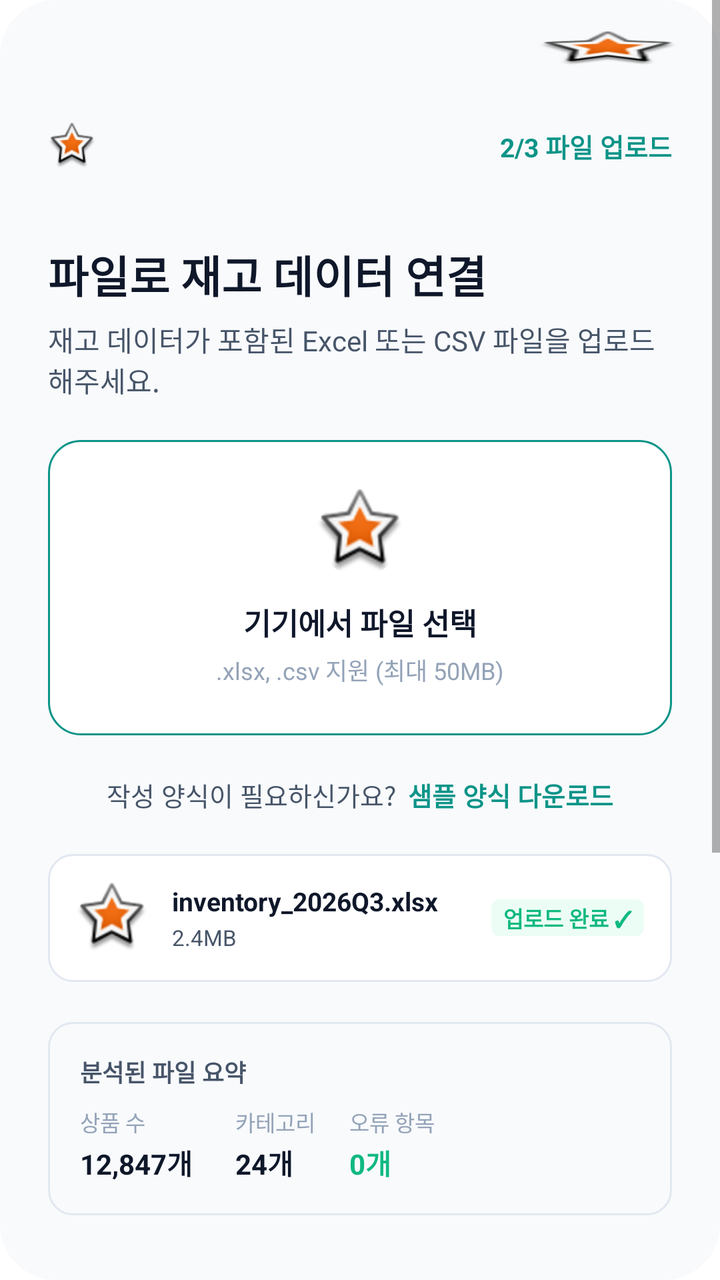
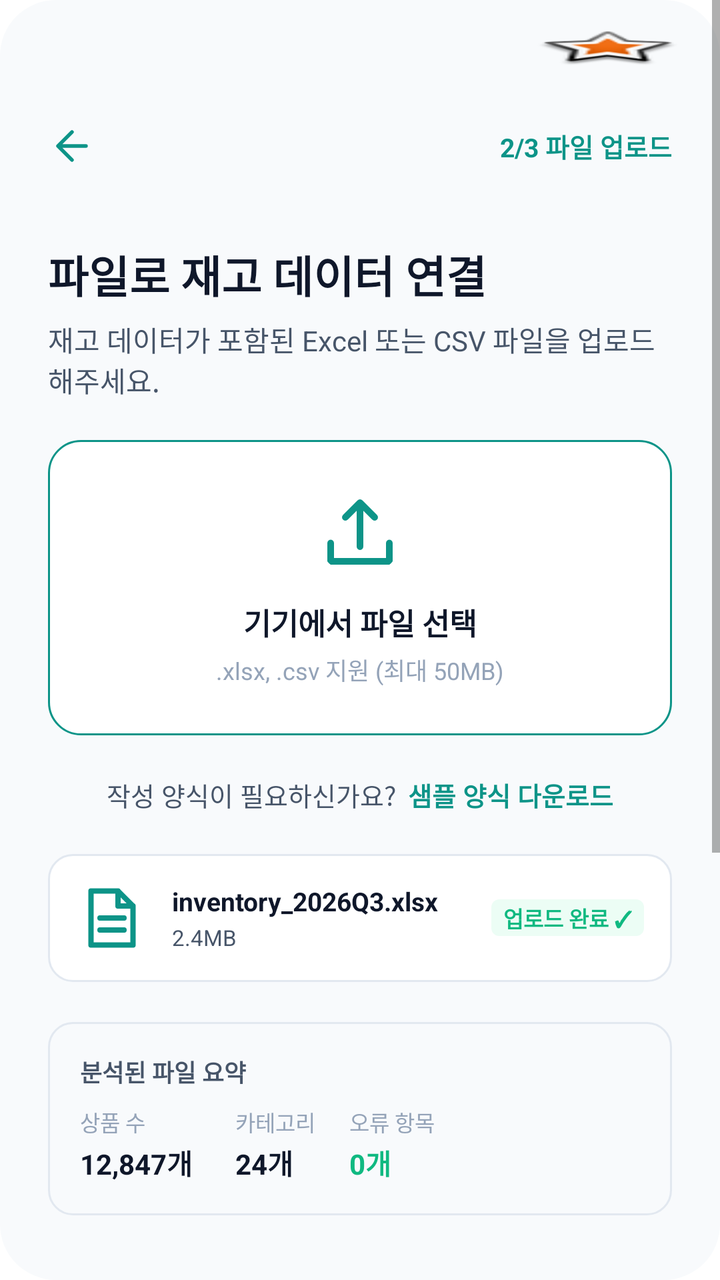

An Android layout rendered at two revisions. The XML below is the earlier revision; the diff shows what the commit changed to produce the second picture.
<!-- AndroidManifest.xml: application theme Theme.MaterialComponents.DayNight.NoActionBar -->
<!-- res/layout/activity_file_upload.xml -->
<LinearLayout 
	xmlns:android="http://schemas.android.com/apk/res/android"
	xmlns:tools="http://schemas.android.com/tools"
	xmlns:app="http://schemas.android.com/apk/res-auto"
	android:background="#FFFFFF"
	android:orientation="vertical"
	android:layout_width="match_parent"
	android:layout_height="match_parent">
	<ScrollView 
		android:id="@+id/ryd76mtaxdfl"
		android:layout_width="match_parent"
		android:layout_height="wrap_content"
		android:layout_weight="1"
		android:background="@drawable/cr28bf8fafc">
		<LinearLayout
			android:layout_width="match_parent"
			android:layout_height="match_parent"
			android:orientation="vertical">
			<LinearLayout
				android:id="@+id/r0pklvk5em4n"
				android:layout_width="match_parent"
				android:layout_height="wrap_content"
				android:layout_marginBottom="226dp"
				android:orientation="vertical">
				<LinearLayout
					android:id="@+id/r5h08c6elrol"
					android:layout_width="match_parent"
					android:layout_height="wrap_content"
					android:gravity="center_vertical"
					android:paddingVertical="15dp"
					android:paddingHorizontal="20dp"
					android:orientation="horizontal">
					<TextView
						android:id="@+id/rwu0qy9c2d2"
						android:textColor="#0F172A"
						android:textSize="14sp"
						android:textStyle="bold"
						android:layout_height="wrap_content"
						android:layout_width="wrap_content"
						android:text=""
					/>
					<View
						android:layout_width="0dp"
						android:layout_height="0dp"
						android:layout_weight="1"
					 />
					<ImageView
						android:id="@+id/r84rxy9d98ma"
						android:layout_width="72dp"
						android:layout_height="18dp"
						android:src="@android:drawable/star_big_on"
						android:scaleType="fitXY"
					/>
				</LinearLayout>
				<LinearLayout
					android:id="@+id/r3xunb3616mw"
					android:layout_width="match_parent"
					android:layout_height="wrap_content"
					android:gravity="center_vertical"
					android:paddingVertical="12dp"
					android:paddingHorizontal="24dp"
					android:orientation="horizontal">
					<ImageView
						android:id="@+id/r0thmbwfj7ef"
						android:layout_width="24dp"
						android:layout_height="24dp"
						android:src="@android:drawable/star_big_on"
						android:scaleType="fitXY"
					/>
					<View
						android:layout_width="0dp"
						android:layout_height="0dp"
						android:layout_weight="1"
					 />
					<TextView
						android:id="@+id/rts5iydv4j5"
						android:textColor="#0D9488"
						android:textSize="13sp"
						android:textStyle="bold"
						android:layout_height="wrap_content"
						android:layout_width="wrap_content"
						android:text="2/3 파일 업로드"
					/>
				</LinearLayout>
				<LinearLayout
					android:id="@+id/rw1ujuspbjk"
					android:layout_width="match_parent"
					android:layout_height="wrap_content"
					android:padding="24dp"
					android:orientation="vertical">
					<LinearLayout
						android:id="@+id/rcwy4b7ymjz6"
						android:layout_width="match_parent"
						android:layout_height="wrap_content"
						android:layout_marginBottom="20dp"
						android:orientation="vertical">
						<TextView
							android:id="@+id/rcsv2u1h5zw8"
							android:textColor="#0F172A"
							android:textSize="22sp"
							android:textStyle="bold"
							android:layout_marginBottom="6dp"
							android:layout_height="wrap_content"
							android:layout_width="wrap_content"
							android:text="파일로 재고 데이터 연결"
						/>
						<TextView
							android:id="@+id/rmqbmox44z3l"
							android:textColor="#475569"
							android:textSize="14sp"
							android:layout_height="wrap_content"
							android:layout_width="match_parent"
							android:layout_weight="1"
							android:text="재고 데이터가 포함된 Excel 또는 CSV 파일을 업로드해주세요."
						/>
					</LinearLayout>
					<LinearLayout
						android:id="@+id/rwfuhwasjs9q"
						android:layout_width="match_parent"
						android:layout_height="wrap_content"
						android:gravity="center_horizontal"
						android:background="@drawable/s0d9488sw1cr16bffffff"
						android:paddingVertical="24dp"
						android:layout_marginBottom="20dp"
						android:orientation="vertical">
						<com.google.android.material.imageview.ShapeableImageView
							android:id="@+id/rawwjbromlm5"
							app:shapeAppearanceOverlay="@style/cr22"
							android:layout_width="44dp"
							android:layout_height="44dp"
							android:layout_marginBottom="12dp"
							android:src="@android:drawable/star_big_on"
							android:scaleType="fitXY"
						/>
						<LinearLayout
							android:id="@+id/r4r1sc4cuc1d"
							android:layout_width="wrap_content"
							android:layout_height="wrap_content"
							android:gravity="center_horizontal"
							android:orientation="vertical">
							<TextView
								android:id="@+id/rgmuqkydclud"
								android:textColor="#0F172A"
								android:textSize="15sp"
								android:textStyle="bold"
								android:layout_marginBottom="4dp"
								android:layout_height="wrap_content"
								android:layout_width="wrap_content"
								android:text="기기에서 파일 선택"
							/>
							<TextView
								android:id="@+id/rrovih55l4k"
								android:textColor="#94A3B8"
								android:textSize="12sp"
								android:layout_height="wrap_content"
								android:layout_width="wrap_content"
								android:text=".xlsx, .csv 지원 (최대 50MB)"
							/>
						</LinearLayout>
					</LinearLayout>
					<LinearLayout
						android:id="@+id/ry26el81xlud"
						android:layout_width="match_parent"
						android:layout_height="wrap_content"
						android:gravity="center"
						android:layout_marginBottom="20dp"
						android:orientation="horizontal">
						<TextView
							android:id="@+id/rknsjcn5g6mq"
							android:textColor="#475569"
							android:textSize="13sp"
							android:layout_marginEnd="6dp"
							android:layout_height="wrap_content"
							android:layout_width="wrap_content"
							android:text="작성 양식이 필요하신가요?"
						/>
						<TextView
							android:id="@+id/rqm5rjjr74rf"
							android:textColor="#0D9488"
							android:textSize="13sp"
							android:textStyle="bold"
							android:layout_height="wrap_content"
							android:layout_width="wrap_content"
							android:text="샘플 양식 다운로드"
						/>
					</LinearLayout>
					<LinearLayout
						android:id="@+id/r6y2xdi0q1mf"
						android:layout_width="match_parent"
						android:layout_height="wrap_content"
						android:gravity="center_vertical"
						android:background="@drawable/se2e8f0sw1cr12bffffff"
						android:padding="14dp"
						android:layout_marginBottom="20dp"
						android:orientation="horizontal">
						<com.google.android.material.imageview.ShapeableImageView
							android:id="@+id/rv4fctmjq6es"
							app:shapeAppearanceOverlay="@style/cr8"
							android:layout_width="36dp"
							android:layout_height="36dp"
							android:layout_marginEnd="12dp"
							android:src="@android:drawable/star_big_on"
							android:scaleType="fitXY"
						/>
						<LinearLayout
							android:id="@+id/r50qgy4nvfw8"
							android:layout_width="0dp"
							android:layout_height="wrap_content"
							android:layout_weight="1"
							android:layout_marginEnd="12dp"
							android:orientation="vertical">
							<TextView
								android:id="@+id/r5m4bm4195c3"
								android:textColor="#0F172A"
								android:textSize="13sp"
								android:textStyle="bold"
								android:layout_marginBottom="2dp"
								android:layout_height="wrap_content"
								android:layout_width="wrap_content"
								android:text="inventory_2026Q3.xlsx"
							/>
							<TextView
								android:id="@+id/rkcjpausjfa"
								android:textColor="#475569"
								android:textSize="11sp"
								android:layout_height="wrap_content"
								android:layout_width="wrap_content"
								android:text="2.4MB"
							/>
						</LinearLayout>
						<LinearLayout
							android:id="@+id/r9sg5rvdw3ek"
							android:layout_width="wrap_content"
							android:layout_height="wrap_content"
							android:background="@drawable/cr4becfdf5"
							android:paddingVertical="1dp"
							android:paddingHorizontal="6dp"
							android:orientation="vertical">
							<TextView
								android:id="@+id/rzdip6c0o7b"
								android:textColor="#10B981"
								android:textSize="11sp"
								android:textStyle="bold"
								android:layout_height="wrap_content"
								android:layout_width="wrap_content"
								android:text="업로드 완료 ✓"
							/>
						</LinearLayout>
					</LinearLayout>
					<LinearLayout
						android:id="@+id/r36e1xte1a9u"
						android:layout_width="match_parent"
						android:layout_height="wrap_content"
						android:background="@drawable/se2e8f0sw1cr12bf8fafc"
						android:paddingVertical="16dp"
						android:paddingRight="16dp"
						android:orientation="vertical">
						<TextView
							android:id="@+id/r6rm89ws1xat"
							android:textColor="#475569"
							android:textSize="12sp"
							android:textStyle="bold"
							android:layout_marginBottom="8dp"
							android:layout_marginStart="16dp"
							android:layout_height="wrap_content"
							android:layout_width="wrap_content"
							android:text="분석된 파일 요약"
						/>
						<LinearLayout
							android:id="@+id/r1adbm8jw4hg"
							android:layout_width="match_parent"
							android:layout_height="wrap_content"
							android:gravity="center_vertical"
							android:layout_marginStart="16dp"
							android:orientation="horizontal">
							<LinearLayout
								android:id="@+id/rm2efq7mxi1f"
								android:layout_width="wrap_content"
								android:layout_height="wrap_content"
								android:layout_marginEnd="16dp"
								android:orientation="vertical">
								<TextView
									android:id="@+id/rrrn9goqgj1s"
									android:textColor="#94A3B8"
									android:textSize="11sp"
									android:layout_marginBottom="2dp"
									android:layout_marginEnd="29dp"
									android:layout_height="wrap_content"
									android:layout_width="wrap_content"
									android:text="상품 수"
								/>
								<TextView
									android:id="@+id/rfvn6g8ohpr"
									android:textColor="#0F172A"
									android:textSize="14sp"
									android:textStyle="bold"
									android:layout_height="wrap_content"
									android:layout_width="wrap_content"
									android:text="12,847개"
								/>
							</LinearLayout>
							<LinearLayout
								android:id="@+id/rphsfrdb1jqk"
								android:layout_width="wrap_content"
								android:layout_height="wrap_content"
								android:layout_marginEnd="16dp"
								android:orientation="vertical">
								<TextView
									android:id="@+id/rirk2qd9medg"
									android:textColor="#94A3B8"
									android:textSize="11sp"
									android:layout_marginBottom="2dp"
									android:layout_height="wrap_content"
									android:layout_width="wrap_content"
									android:text="카테고리"
								/>
								<TextView
									android:id="@+id/rf6loutie6bd"
									android:textColor="#0F172A"
									android:textSize="14sp"
									android:textStyle="bold"
									android:layout_marginEnd="12dp"
									android:layout_height="wrap_content"
									android:layout_width="wrap_content"
									android:text="24개"
								/>
							</LinearLayout>
							<LinearLayout
								android:id="@+id/rl5j68xrbmxc"
								android:layout_width="wrap_content"
								android:layout_height="wrap_content"
								android:orientation="vertical">
								<TextView
									android:id="@+id/rx29uoa1v0va"
									android:textColor="#94A3B8"
									android:textSize="11sp"
									android:layout_marginBottom="2dp"
									android:layout_height="wrap_content"
									android:layout_width="wrap_content"
									android:text="오류 항목"
								/>
								<TextView
									android:id="@+id/rc1ilijzd3tw"
									android:textColor="#10B981"
									android:textSize="14sp"
									android:textStyle="bold"
									android:layout_marginEnd="23dp"
									android:layout_height="wrap_content"
									android:layout_width="wrap_content"
									android:text="0개"
								/>
							</LinearLayout>
						</LinearLayout>
					</LinearLayout>
				</LinearLayout>
			</LinearLayout>
			<LinearLayout
				android:id="@+id/r4vksl7hg0mr"
				android:layout_width="match_parent"
				android:layout_height="wrap_content"
				android:gravity="center_horizontal"
				android:background="@drawable/cr14b0d9488"
				android:paddingVertical="16dp"
				android:layout_margin="24dp"
				android:elevation="12dp"
				android:clickable="true"
				android:focusable="true"
				android:orientation="vertical">
				<TextView
					android:id="@+id/r3pan1c2klnr"
					android:textColor="#FFFFFF"
					android:textSize="16sp"
					android:textStyle="bold"
					android:layout_height="wrap_content"
					android:layout_width="wrap_content"
					android:text="재고 데이터 불러오기"
				/>
			</LinearLayout>
		</LinearLayout>
	</ScrollView>
</LinearLayout>
<!-- resources referenced by this layout -->
<resources>
  <!-- drawable cr14b0d9488 (drawable) -->
  <?xml version="1.0" encoding="UTF-8"?>
  <shape
  	xmlns:android="http://schemas.android.com/apk/res/android">
  	<solid
  		android:color="#0D9488"
  	/>
  	<corners
  		android:radius="14dp"
  	/>      
  </shape>
  <!-- drawable cr28bf8fafc (drawable) -->
  <?xml version="1.0" encoding="UTF-8"?>
  <shape
  	xmlns:android="http://schemas.android.com/apk/res/android">
  	<solid
  		android:color="#F8FAFC"
  	/>
  	<corners
  		android:radius="28dp"
  	/>      
  </shape>
  <!-- drawable cr4becfdf5 (drawable) -->
  <?xml version="1.0" encoding="UTF-8"?>
  <shape
  	xmlns:android="http://schemas.android.com/apk/res/android">
  	<solid
  		android:color="#ECFDF5"
  	/>
  	<corners
  		android:radius="4dp"
  	/>      
  </shape>
  <!-- drawable s0d9488sw1cr16bffffff (drawable) -->
  <?xml version="1.0" encoding="UTF-8"?>
  <shape
  	xmlns:android="http://schemas.android.com/apk/res/android">
  	<solid
  		android:color="#FFFFFF"
  	/>
  	<stroke
  		android:color="#0D9488"
  		android:width="1dp"
  	/>       
  	<corners
  		android:radius="16dp"
  	/>      
  </shape>
  <!-- drawable se2e8f0sw1cr12bf8fafc (drawable) -->
  <?xml version="1.0" encoding="UTF-8"?>
  <shape
  	xmlns:android="http://schemas.android.com/apk/res/android">
  	<solid
  		android:color="#F8FAFC"
  	/>
  	<stroke
  		android:color="#E2E8F0"
  		android:width="1dp"
  	/>       
  	<corners
  		android:radius="12dp"
  	/>      
  </shape>
  <!-- drawable se2e8f0sw1cr12bffffff (drawable) -->
  <?xml version="1.0" encoding="UTF-8"?>
  <shape
  	xmlns:android="http://schemas.android.com/apk/res/android">
  	<solid
  		android:color="#FFFFFF"
  	/>
  	<stroke
  		android:color="#E2E8F0"
  		android:width="1dp"
  	/>       
  	<corners
  		android:radius="12dp"
  	/>      
  </shape>
  <style name="cr22">
  		<item name="cornerSize">22dp</item>
  	</style>
  <style name="cr8">
  		<item name="cornerSize">8dp</item>
  	</style>
</resources>

<!-- the commit's change to res/layout/activity_file_upload.xml (unified diff, before → after) -->
@@ -64,8 +64,8 @@
 						android:id="@+id/r0thmbwfj7ef"
 						android:layout_width="24dp"
 						android:layout_height="24dp"
-						android:src="@android:drawable/star_big_on"
-						android:scaleType="fitXY"
+						android:src="@drawable/ic_inven_back"
+						android:scaleType="fitCenter"
 					/>
 					<View
 						android:layout_width="0dp"
@@ -129,8 +129,8 @@
 							android:layout_width="44dp"
 							android:layout_height="44dp"
 							android:layout_marginBottom="12dp"
-							android:src="@android:drawable/star_big_on"
-							android:scaleType="fitXY"
+							android:src="@drawable/ic_inven_upload"
+							android:scaleType="fitCenter"
 						/>
 						<LinearLayout
 							android:id="@+id/r4r1sc4cuc1d"
@@ -199,8 +199,8 @@
 							android:layout_width="36dp"
 							android:layout_height="36dp"
 							android:layout_marginEnd="12dp"
-							android:src="@android:drawable/star_big_on"
-							android:scaleType="fitXY"
+							android:src="@drawable/ic_inven_file"
+							android:scaleType="fitCenter"
 						/>
 						<LinearLayout
 							android:id="@+id/r50qgy4nvfw8"
<!-- resource entries referenced after the edit -->
@@ -33,6 +33,30 @@
   		android:radius="4dp"
   	/>      
   </shape>
+  <!-- drawable ic_inven_back (drawable) -->
+  <vector xmlns:android="http://schemas.android.com/apk/res/android"
+      android:width="24dp" android:height="24dp"
+      android:viewportWidth="24" android:viewportHeight="24">
+      <path android:fillColor="#00000000" android:strokeColor="#0D9488"
+          android:strokeWidth="1.8" android:strokeLineCap="round" android:strokeLineJoin="round"
+          android:pathData="M19,12 H5 M12,5 L5,12 L12,19" />
+  </vector>
+  <!-- drawable ic_inven_file (drawable) -->
+  <vector xmlns:android="http://schemas.android.com/apk/res/android"
+      android:width="24dp" android:height="24dp"
+      android:viewportWidth="24" android:viewportHeight="24">
+      <path android:fillColor="#00000000" android:strokeColor="#0D9488"
+          android:strokeWidth="1.8" android:strokeLineCap="round" android:strokeLineJoin="round"
+          android:pathData="M5,3 H14 L19,8 V21 H5 Z M14,3 V8 H19 M8,12 H16 M8,16 H16" />
+  </vector>
+  <!-- drawable ic_inven_upload (drawable) -->
+  <vector xmlns:android="http://schemas.android.com/apk/res/android"
+      android:width="24dp" android:height="24dp"
+      android:viewportWidth="24" android:viewportHeight="24">
+      <path android:fillColor="#00000000" android:strokeColor="#0D9488"
+          android:strokeWidth="1.8" android:strokeLineCap="round" android:strokeLineJoin="round"
+          android:pathData="M12,16 V4 M8,8 L12,4 L16,8 M4,15 V20 H20 V15" />
+  </vector>
   <!-- drawable s0d9488sw1cr16bffffff (drawable) -->
   <?xml version="1.0" encoding="UTF-8"?>
   <shape
